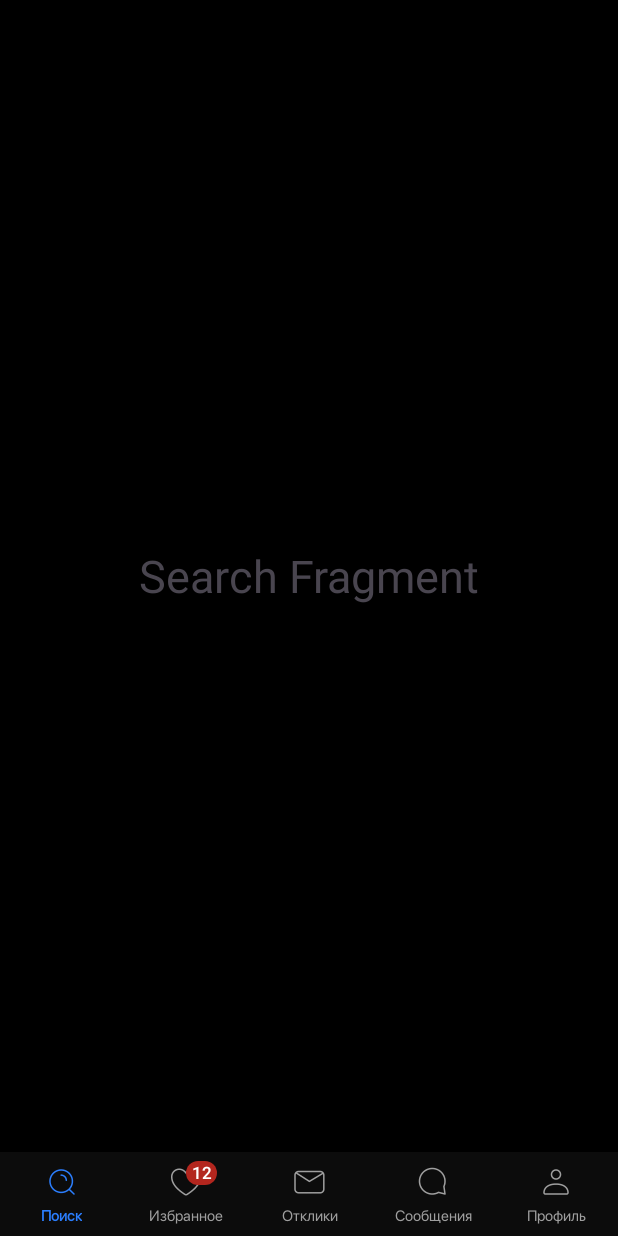
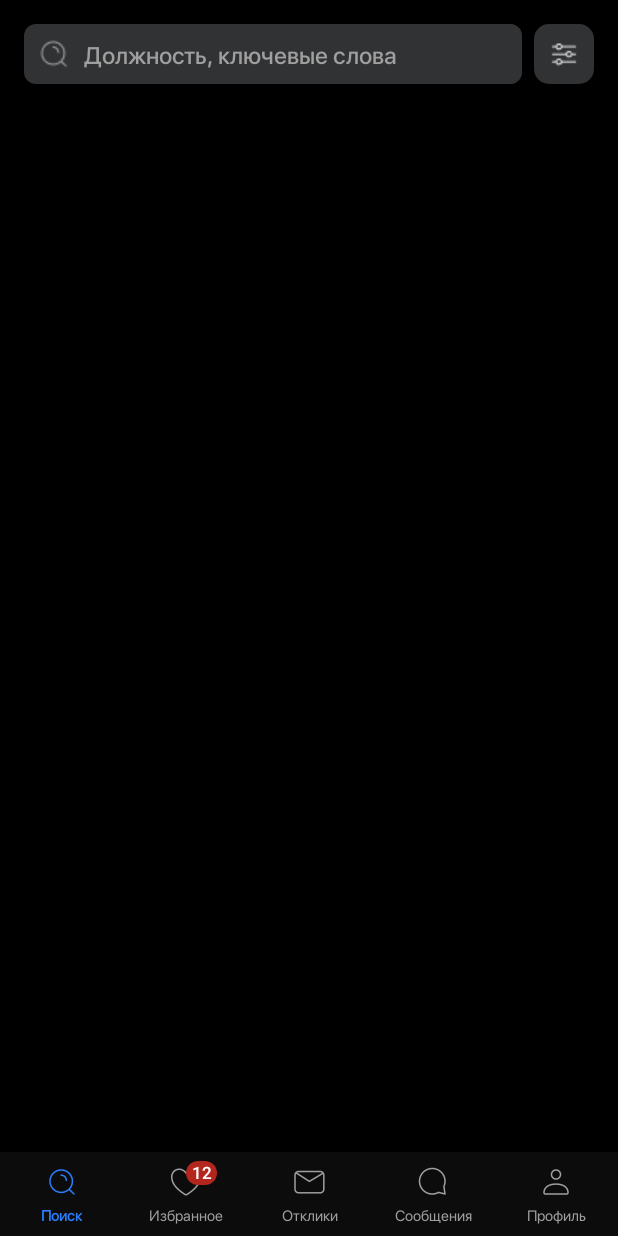
Before and after one commit to AnastasiaDMW/JobSeeker, an Android app: the screen it shows after launch (MainActivity), on a phone screen of 412 x 824 dp. Run offline under Robolectric (Android 15) with nearby library versions, the phone set to English and light mode, and no system bars.

Commit message:
SEARCH FRAGMENT added search, filter, item_vacancy, item_offer

```diff
--- /dev/null
+++ b/app/src/main/res/drawable/button_respond_background.xml
@@ -0,0 +1,5 @@
+<?xml version="1.0" encoding="utf-8"?>
+<shape xmlns:android="http://schemas.android.com/apk/res/android">
+    <solid android:color="@color/green"/>
+    <corners android:radius="50dp"/>
+</shape>
--- /dev/null
+++ b/app/src/main/res/drawable/image_button_background.xml
@@ -0,0 +1,6 @@
+<?xml version="1.0" encoding="utf-8"?>
+<shape xmlns:android="http://schemas.android.com/apk/res/android"
+    android:shape="rectangle">
+    <corners android:radius="10dp"/>
+    <solid android:color="@color/grey2"/>
+</shape>
--- /dev/null
+++ b/app/src/main/res/drawable/image_corner.xml
@@ -0,0 +1,6 @@
+<?xml version="1.0" encoding="utf-8"?>
+<shape xmlns:android="http://schemas.android.com/apk/res/android"
+    android:shape="rectangle">
+    <corners android:radius="50dp"/>
+    <solid android:color="@color/dark_blue"/>
+</shape>
--- /dev/null
+++ b/app/src/main/res/drawable/search_background.xml
@@ -0,0 +1,6 @@
+<?xml version="1.0" encoding="utf-8"?>
+<shape xmlns:android="http://schemas.android.com/apk/res/android"
+    android:shape="rectangle">
+    <corners android:radius="8dp"/>
+    <solid android:color="@color/grey2"/>
+</shape>
--- a/app/src/main/res/layout/fragment_search.xml
+++ b/app/src/main/res/layout/fragment_search.xml
@@ -1,15 +1,54 @@
 <?xml version="1.0" encoding="utf-8"?>
-<RelativeLayout xmlns:android="http://schemas.android.com/apk/res/android"
+<androidx.constraintlayout.widget.ConstraintLayout xmlns:android="http://schemas.android.com/apk/res/android"
+    xmlns:app="http://schemas.android.com/apk/res-auto"
     xmlns:tools="http://schemas.android.com/tools"
     android:layout_width="match_parent"
     android:layout_height="match_parent"
+    android:layout_margin="16dp"
     tools:context=".view.fragments.search_fragment.SearchFragment">
 
-    <TextView
+    <LinearLayout
         android:layout_width="match_parent"
-        android:layout_height="match_parent"
-        android:gravity="center"
-        android:textSize="30sp"
-        android:text="Search Fragment" />
+        android:layout_height="wrap_content"
+        android:orientation="horizontal"
+        app:flow_horizontalAlign="center"
+        app:layout_constraintEnd_toEndOf="parent"
+        app:layout_constraintStart_toStartOf="parent"
+        app:layout_constraintTop_toTopOf="parent">
 
-</RelativeLayout>
+        <LinearLayout
+            android:layout_width="0dp"
+            android:layout_weight="1"
+            android:layout_height="wrap_content"
+            android:layout_marginEnd="8dp"
+            android:orientation="horizontal"
+            android:background="@drawable/search_background">
+
+            <ImageView
+                android:id="@+id/icSearch"
+                android:layout_margin="8dp"
+                android:layout_width="wrap_content"
+                android:layout_height="wrap_content"
+                android:src="@drawable/search"/>
+
+            <EditText
+                android:id="@+id/etSearch"
+                android:layout_width="match_parent"
+                android:layout_height="40dp"
+                style="@style/TextAppearance.Title3"
+                android:textColorHint="@color/grey4"
+                android:background="@drawable/search_background"
+                android:hint="@string/et_search_false"/> <!-- Подсказка -->
+
+        </LinearLayout>
+
+        <ImageButton
+            android:id="@+id/btnFilter"
+            android:background="@drawable/image_button_background"
+            android:src="@drawable/filter"
+            android:layout_width="40dp"
+            android:layout_height="40dp"/>
+
+    </LinearLayout>
+
+</androidx.constraintlayout.widget.ConstraintLayout>
--- a/app/src/main/res/values/strings.xml
+++ b/app/src/main/res/values/strings.xml
@@ -5,6 +5,6 @@
     <string name="responses_fragment_nav">Отклики</string>
     <string name="message_fragment_nav">Сообщения</string>
     <string name="profile_fragment_nav">Профиль</string>
-    <!-- TODO: Remove or change this placeholder text -->
-    <string name="hello_blank_fragment">Hello blank fragment</string>
+    <string name="et_search_false">Должность, ключевые слова</string>
+    <string name="et_search_true">Должность по подходящим вакансиям</string>
 </resources>
```
Also changed, not shown: app/src/main/res/layout/item_offer.xml (added, +50 -0 lines), app/src/main/res/layout/item_vacancy.xml (added, +143 -0 lines), app/src/main/res/drawable/back_arrow.png (added), app/src/main/res/drawable/filter.png (added), app/src/main/res/drawable/job_experience.png (added), app/src/main/res/drawable/level_up_resume.png (added), app/src/main/res/drawable/near_vacancies.png (added), app/src/main/res/drawable/search.png (added), app/src/main/res/drawable/temporary_job.png (added), app/src/main/res/drawable/verify.png (added).
